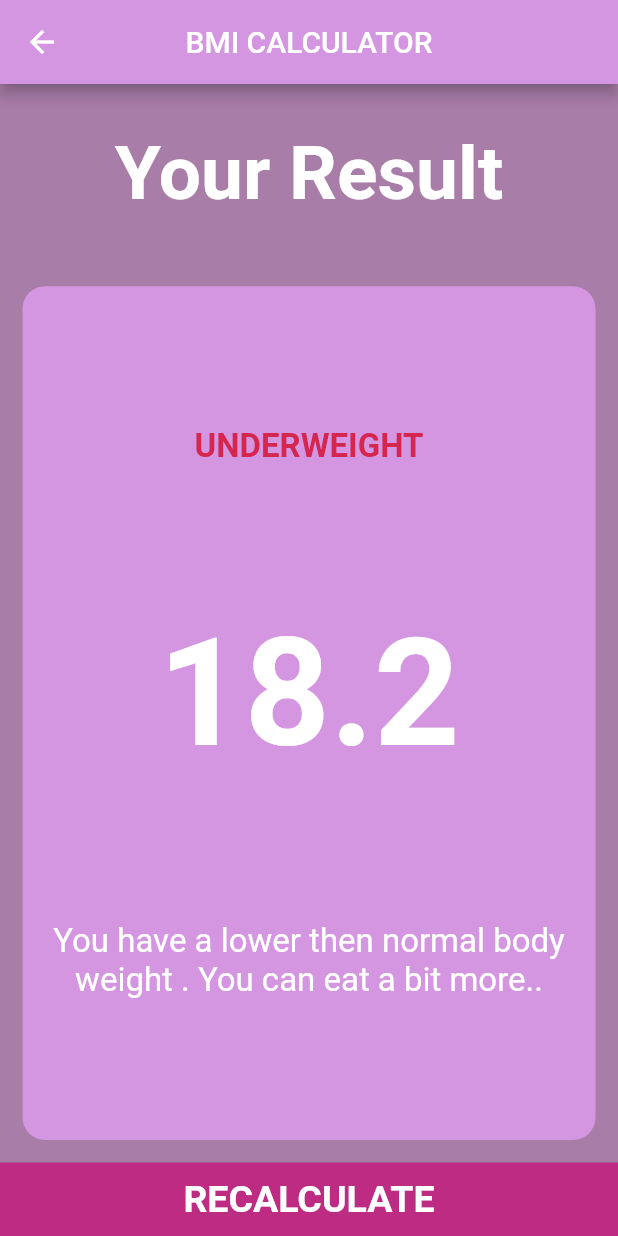
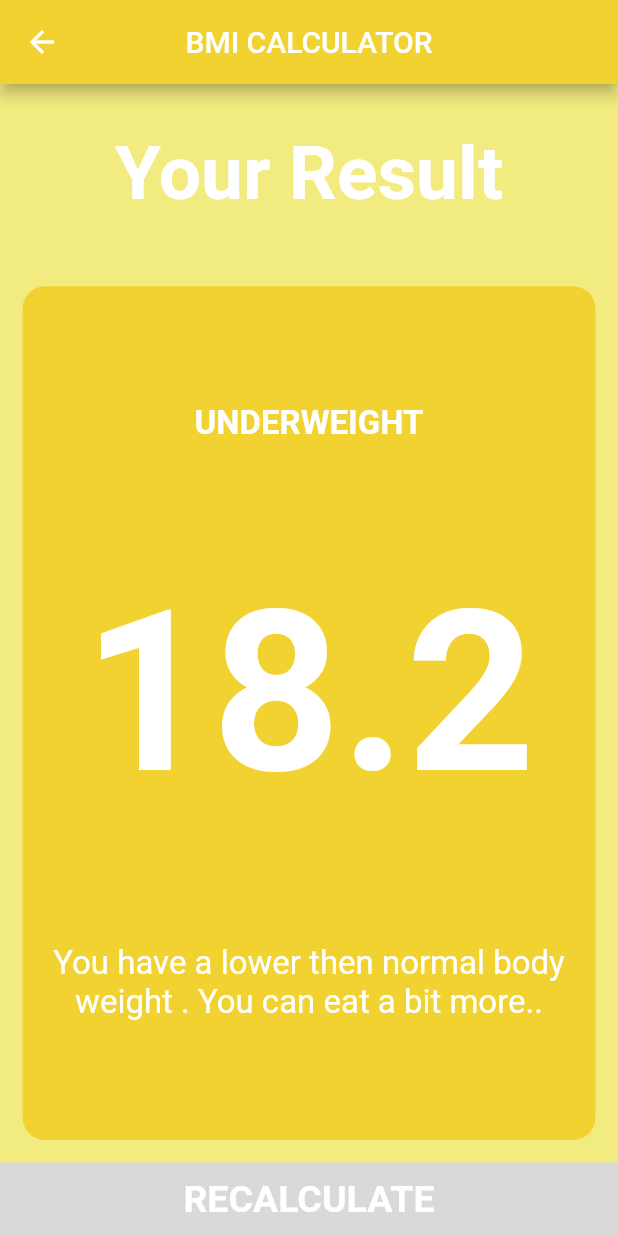
Before and after one commit to m7od99/bmi-calculator, a Flutter app: the screen it shows after launch, after a tap on "CALCULATE", on a phone screen of 412 x 824 dp. Run offline on Flutter 3.47's test engine with Material 2 defaults, Android fonts, the phone set to English and light mode, and no system bars; our stand-ins replace font_awesome_flutter.

Commit message:
update them 2

```diff
--- a/lib/components/button_button.dart
+++ b/lib/components/button_button.dart
@@ -19,7 +19,7 @@ class ButtomButton extends StatelessWidget {
           ),
         ),
         padding: EdgeInsets.all(10),
-        color: Color(0xFFBD2B83),
+        color: Color(0xFFD9D9D9),
       ),
     );
   }
--- a/lib/constant/constant.dart
+++ b/lib/constant/constant.dart
@@ -1,7 +1,7 @@
 import 'package:flutter/material.dart';
 
-const kActiveCardColor = Color(0xFFD496E0);
-const kInactiveCardColor = Color(0x28D496E0);
+const kActiveCardColor = Color(0xFFF2D230);
+const kInactiveCardColor = Color(0x29F2C438);
 
 const kLabelTextStyle = TextStyle(
   fontSize: 18,
@@ -12,6 +12,7 @@ const kNumberTextStyle = TextStyle(
   fontSize: 50,
   fontWeight: FontWeight.w900,
   color: Colors.white,
+  decorationColor: Colors.black,
 );
 
 const kLargeButton = TextStyle(
@@ -26,13 +27,14 @@ const kTitleText =
 const kResultTextStyle = TextStyle(
   fontWeight: FontWeight.bold,
   fontSize: 22,
-  color: Color(0xFFD4264F),
+  color: Colors.white,
 );
 
 const kBMINumberStyle = TextStyle(
-  fontSize: 100,
+  fontSize: 150,
   fontWeight: FontWeight.bold,
   color: Colors.white,
+  decorationColor: Colors.grey,
 );
 
 const kBodyStyle = TextStyle(
--- a/lib/main.dart
+++ b/lib/main.dart
@@ -14,14 +14,10 @@ class BMICalculator extends StatelessWidget {
   }
 }
 
+//custom them
 ThemeData light() {
   return ThemeData.light().copyWith(
-    scaffoldBackgroundColor: Color(0xFFA87DA7),
-    primaryColor: Color(0xFFD496E0),
+    scaffoldBackgroundColor: Color(0xFFF2EB80),
+    primaryColor: Color(0xFFF2D230),
   );
 }
-
-// theme: ThemeData.dark().copyWith(
-// primaryColor: Color(0xff14171C),
-// scaffoldBackgroundColor: Color(0xff1B3),
-// ),
--- a/lib/screen/input_Page.dart
+++ b/lib/screen/input_Page.dart
@@ -77,7 +77,7 @@ class _InputPageState extends State<InputPage> {
           ),
           Expanded(
             child: ReusableCard(
-              color: Color(0xFFD496E0),
+              color: kActiveCardColor,
               cardChild: heightWidget(context),
             ),
           ),
@@ -229,8 +229,8 @@ class _InputPageState extends State<InputPage> {
           data: SliderTheme.of(context).copyWith(
               activeTrackColor: Colors.white,
               inactiveTrackColor: Colors.white24,
-              thumbColor: Color(0xFFBD2B83),
-              overlayColor: Color(0x29BD2B83),
+              thumbColor: Color(0xFFD9D9D9),
+              overlayColor: Color(0x30D9D9D9),
               thumbShape: RoundSliderThumbShape(enabledThumbRadius: 15),
               overlayShape: RoundSliderOverlayShape(overlayRadius: 30)),
           child: Slider(
```
